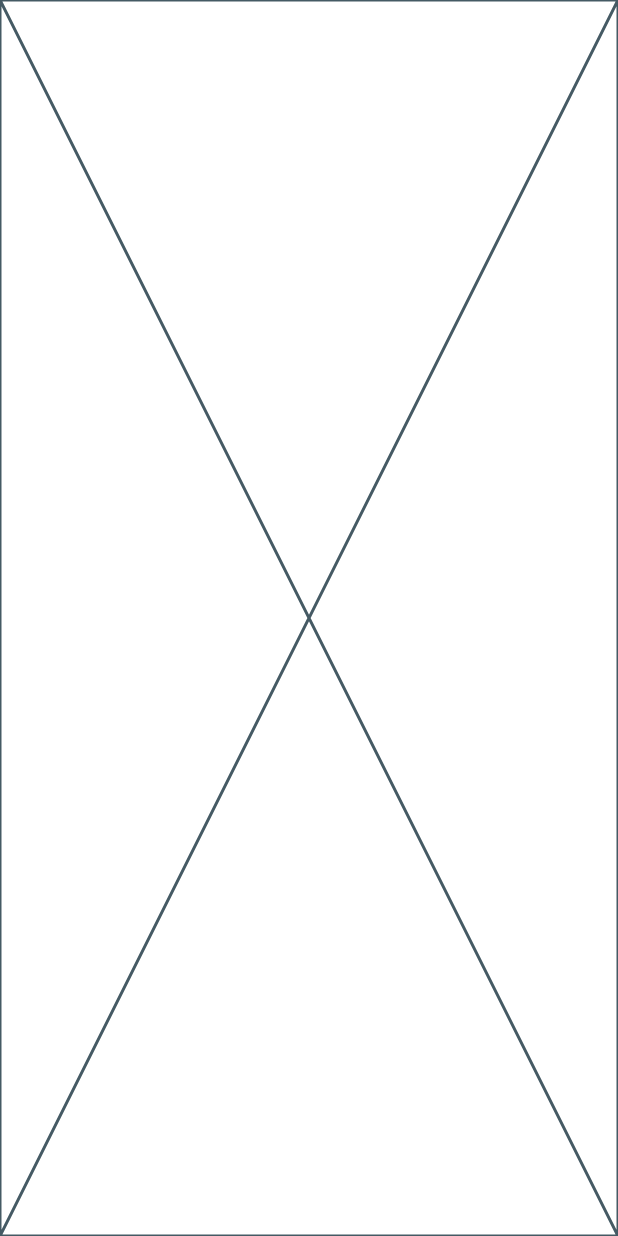
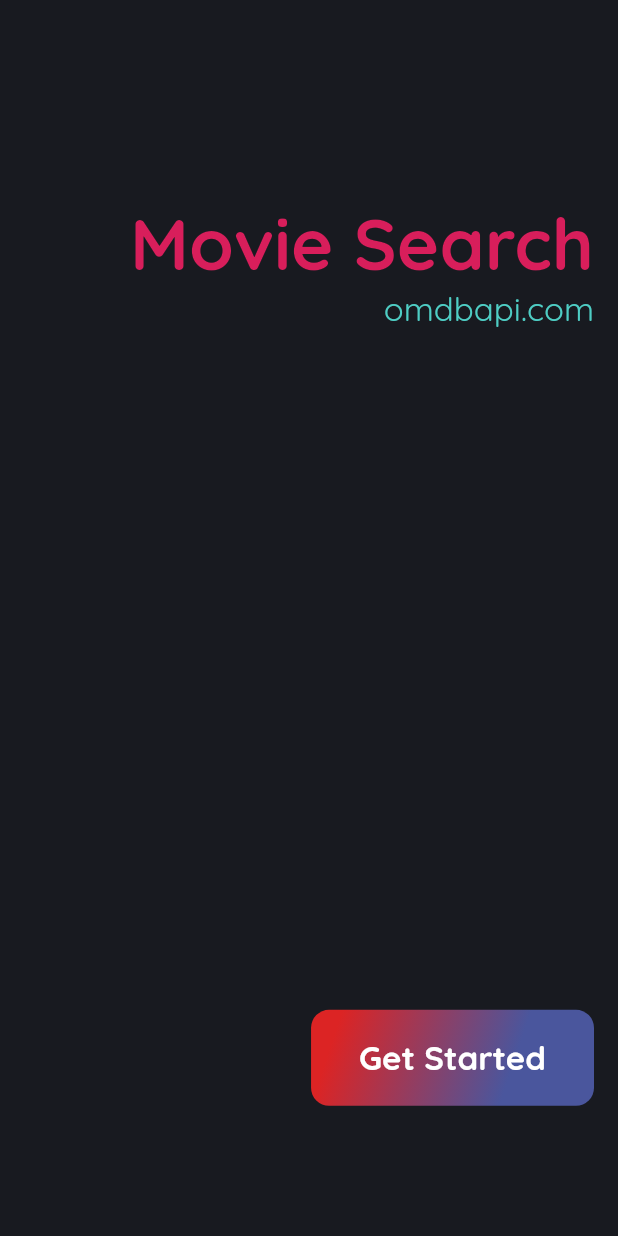
Before and after one commit to seyedAliHamedi/flutter_movie_search, a Flutter app: the screen it shows after launch, on a phone screen of 412 x 824 dp. Run offline on Flutter 3.47's test engine with Material 2 defaults, Android fonts, the phone set to English and light mode, and no system bars; our stand-ins replace lottie.

Commit message:
splash screen ui added

```diff
--- /dev/null
+++ b/lib/resources/constants.dart
@@ -0,0 +1,8 @@
+import 'package:flutter/material.dart';
+
+class MyColors {
+  static final Color primaryColor = Color(0xFF181A20);
+  static final Color primaryAccentColor = Color(0xFFD81E5B);
+  static final Color secondaryColor = Color(0xFFF5F5F5);
+  static final Color secondaryAccentColor = Color(0xFF4ECDC4);
+}
--- /dev/null
+++ b/lib/view/movie_splash_page.dart
@@ -0,0 +1,126 @@
+import 'package:flutter/material.dart';
+import 'package:lottie/lottie.dart';
+import 'package:movie_search/resources/constants.dart';
+
+class SplashScreen extends StatefulWidget {
+  const SplashScreen({super.key});
+
+  @override
+  State<SplashScreen> createState() => _SplashScreenState();
+}
+
+class _SplashScreenState extends State<SplashScreen>
+    with TickerProviderStateMixin {
+  late final AnimationController _controller;
+  @override
+  void initState() {
+    super.initState();
+    _controller = AnimationController(vsync: this);
+  }
+
+  @override
+  void dispose() {
+    _controller.dispose();
+    super.dispose();
+  }
+
+  @override
+  Widget build(BuildContext context) {
+    return Scaffold(
+      body: Container(
+        color: MyColors.primaryColor,
+        width: double.infinity,
+        child: Padding(
+          padding: const EdgeInsets.symmetric(horizontal: 16.0, vertical: 32.0),
+          child: Column(
+            crossAxisAlignment: CrossAxisAlignment.end,
+            children: [
+              const SizedBox(height: 100),
+              Text(
+                "Movie Search",
+                textAlign: TextAlign.center,
+                style: TextStyle(
+                  color: MyColors.primaryAccentColor,
+                  fontSize: 48,
+                  fontFamily: "Quicksand",
+                  fontWeight: FontWeight.bold,
+                ),
+              ),
+              Text(
+                "omdbapi.com",
+                textAlign: TextAlign.end,
+                style: TextStyle(
+                  color: MyColors.secondaryAccentColor,
+                  fontSize: 22,
+                  fontFamily: "Quicksand",
+                  fontWeight: FontWeight.w400,
+                ),
+              ),
+              _controller.isCompleted
+                  ? const Spacer()
+                  : SplashScreenAnimation(controller: _controller),
+              Container(
+                decoration: BoxDecoration(
+                  gradient: const LinearGradient(
+                    colors: [
+                      Color(0xFFDC2424),
+                      Color(0xFF4A569D),
+                    ],
+                    begin: Alignment.topLeft,
+                    end: Alignment.bottomRight,
+                    stops: [0.1, 0.7],
+                  ),
+                  borderRadius: BorderRadius.circular(12.0),
+                ),
+                padding:
+                    const EdgeInsets.symmetric(horizontal: 16.0, vertical: 8.0),
+                child: MaterialButton(
+                  onPressed: () {
+                    Navigator.pushNamedAndRemoveUntil(
+                        context, "/home", (route) => false);
+                  },
+                  child: const Text(
+                    "Get Started",
+                    style: TextStyle(
+                      fontFamily: "Quicksand",
+                      fontWeight: FontWeight.w600,
+                      color: Colors.white,
+                      fontSize: 22,
+                    ),
+                  ),
+                ),
+              ),
+              const SizedBox(height: 50),
+            ],
+          ),
+        ),
+      ),
+    );
+  }
+}
+
+class SplashScreenAnimation extends StatelessWidget {
+  const SplashScreenAnimation({
+    super.key,
+    required AnimationController controller,
+  }) : _controller = controller;
+
+  final AnimationController _controller;
+
+  @override
+  Widget build(BuildContext context) {
+    return Center(
+      child: Lottie.asset(
+        'assets/lottie/animations2.json',
+        controller: _controller,
+        repeat: false,
+        height: 5.5 * MediaQuery.of(context).size.height / 10,
+        onLoaded: (composition) {
+          _controller
+            ..duration = composition.duration
+            ..forward();
+        },
+      ),
+    );
+  }
+}
```
Also changed, not shown: assets/lottie/animations2.json (added, +1 -0 lines), lib/main.dart (+10 -11 lines), lib/view/movie_detail_page.dart (+15 -0 lines), lib/view/movie_home_page.dart (added, +21 -0 lines), pubspec.yaml (+5 -5 lines), lib/view/movie_search_page.dart (deleted).
